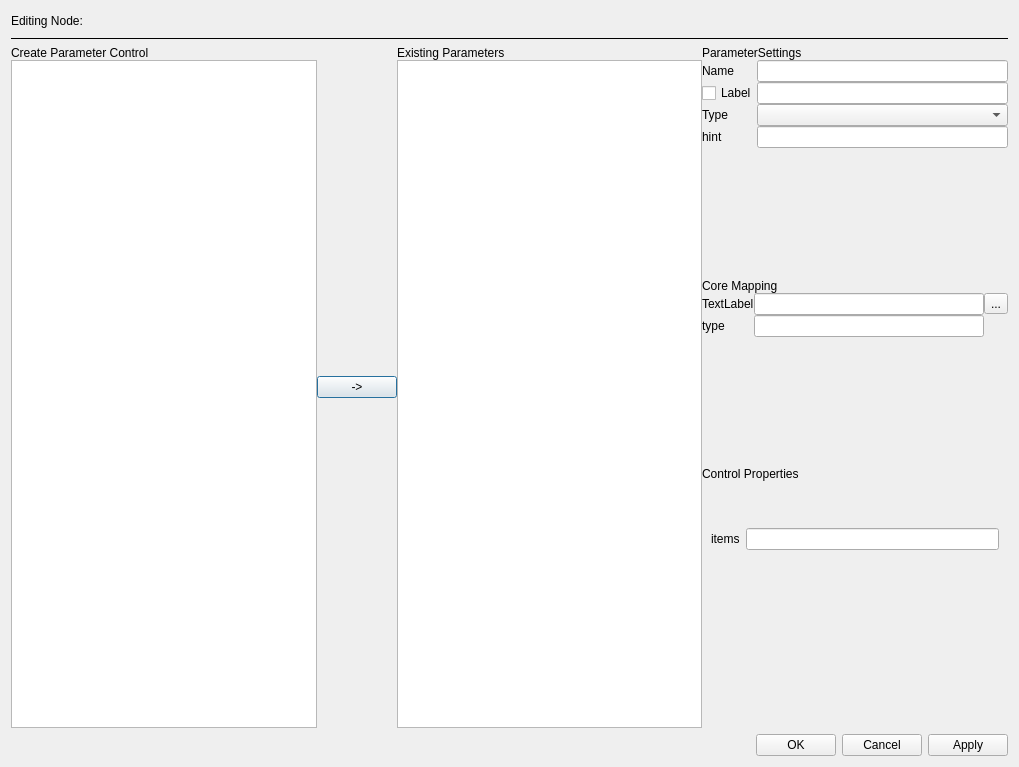
This is ui/zenoedit/dialog/zeditparamlayoutdlg.ui in zenustech/zeno as Qt 5 draws it before an edit. The edited form follows.
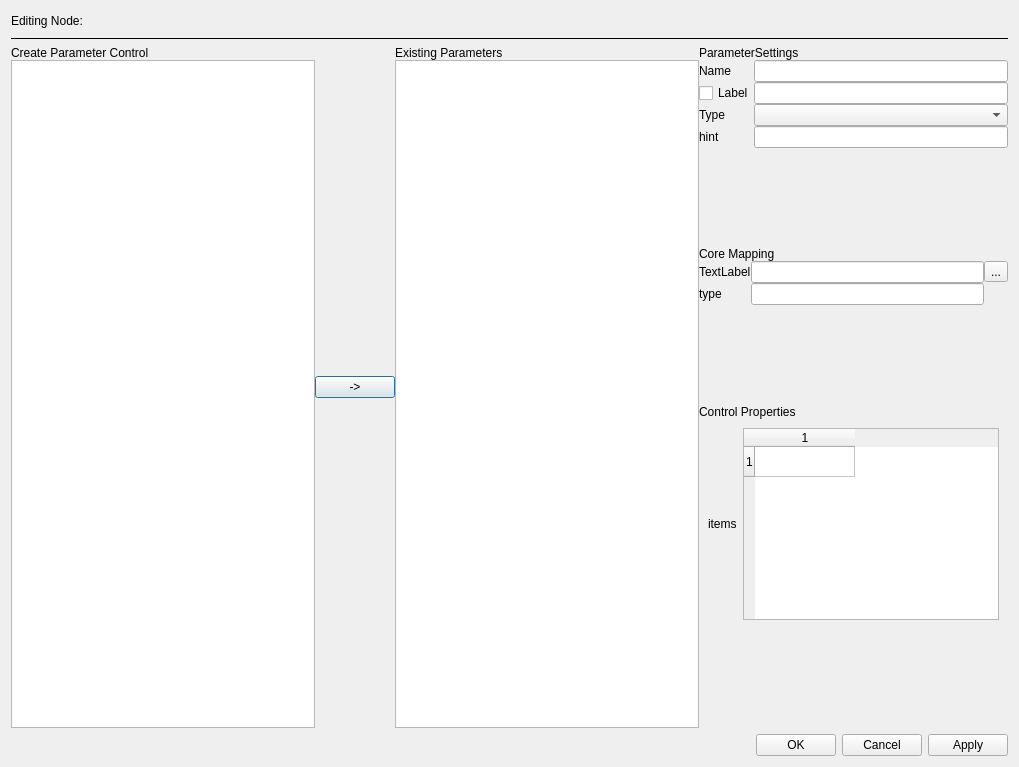
This is the edited form. The open tabs and pages were chosen to show the change.

Commit message: custom param dlg: tablewidget to edit combobox items.

What changed in the file:
```diff
--- a/ui/zenoedit/dialog/zeditparamlayoutdlg.ui
+++ b/ui/zenoedit/dialog/zeditparamlayoutdlg.ui
@@ -270,14 +270,25 @@
            <widget class="QWidget" name="pageNone"/>
            <widget class="QWidget" name="pageCombobox">
             <layout class="QGridLayout" name="gridLayout_3">
-             <item row="0" column="1">
-              <widget class="QLineEdit" name="editComboItems">
-               <property name="focusPolicy">
-                <enum>Qt::ClickFocus</enum>
+             <item row="1" column="1">
+              <widget class="QTableWidget" name="itemsTable">
+               <property name="rowCount">
+                <number>1</number>
                </property>
+               <property name="columnCount">
+                <number>1</number>
+               </property>
+               <attribute name="horizontalHeaderVisible">
+                <bool>true</bool>
+               </attribute>
+               <attribute name="verticalHeaderVisible">
+                <bool>true</bool>
+               </attribute>
+               <row/>
+               <column/>
               </widget>
              </item>
-             <item row="0" column="0">
+             <item row="1" column="0">
               <widget class="QLabel" name="label_12">
                <property name="text">
                 <string>items</string>
```
The commit also changes 3 other files.
